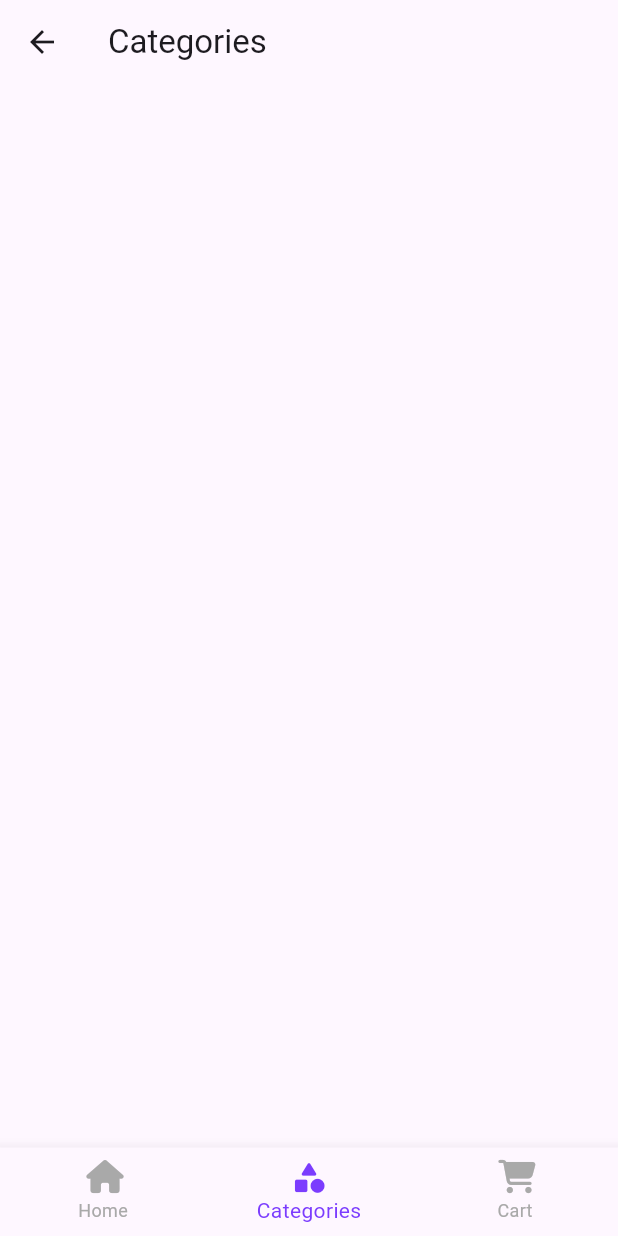
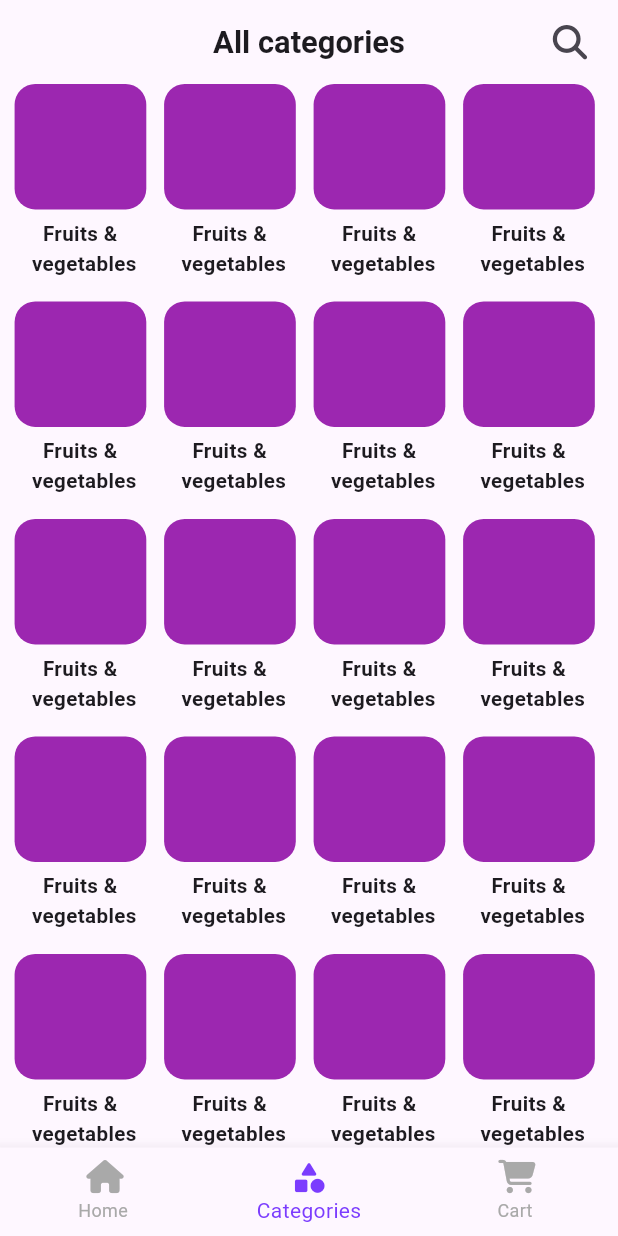
Before and after one commit to codecharan-dev/mobile-ecommerce, a Flutter app: the screen it shows after launch, item 2 of the bottom bar chosen, on a phone screen of 412 x 824 dp. Run offline on Flutter 3.47's test engine with Material 3 defaults, Android fonts, the phone set to English and light mode, and no system bars; our stand-ins replace flutter_screenutil, font_awesome_flutter.

Commit message:
all categories completed

```diff
--- a/lib/ui/features/application/widgets/bot_nav_bar_pages.dart
+++ b/lib/ui/features/application/widgets/bot_nav_bar_pages.dart
@@ -11,7 +11,7 @@ class ApplicationPageBelongings {
         return const HomePage();
 
       case 1:
-        return const CategoriesPage();
+        return  CategoriesPage();
 
       case 2:
         return const CartPage();
--- a/lib/ui/features/categories/view/categories_page.dart
+++ b/lib/ui/features/categories/view/categories_page.dart
@@ -1,4 +1,6 @@
 import 'package:flutter/material.dart';
+import 'package:flutter_screenutil/flutter_screenutil.dart';
+import 'package:font_awesome_flutter/font_awesome_flutter.dart';
 
 class CategoriesPage extends StatelessWidget {
   const CategoriesPage({Key? key}) : super(key: key);
@@ -6,10 +8,93 @@ class CategoriesPage extends StatelessWidget {
   @override
   Widget build(BuildContext context) {
     return Scaffold(
-      appBar: AppBar(
-        title: const Text('Categories'),
+        appBar: categoriesAppbar(),
+      body: Container(
+        margin: EdgeInsets.only(left: 8.w, right: 8.w),
+        child: categoriesGrids(),
       ),
-      body: Container(),
+    );
+  }
+
+  // categories grids
+
+  GridView categoriesGrids() {
+    return GridView.builder(
+        itemCount: 55,
+        gridDelegate: const SliverGridDelegateWithFixedCrossAxisCount(
+          mainAxisExtent: 140,
+          crossAxisCount: 4,
+          crossAxisSpacing: 5,
+          mainAxisSpacing: 5,
+          // childAspectRatio: 0.9,
+        ),
+        itemBuilder: (context, index) {
+          return Container(
+            height: 100,
+            margin: EdgeInsets.only(left: 0.5.w, right: 0.5.w),
+            //color: Colors.yellow,
+            child: categoriesContainer(),
+          );
+        },
+      );
+  }
+
+  // containers of categories in each grids
+
+  Widget categoriesContainer() {
+    return Container(
+      padding: EdgeInsets.only(right: 5.w),
+      height: 150,
+    // color: Colors.green,
+      child: Column(
+        crossAxisAlignment: CrossAxisAlignment.center,
+        children: [
+          Container(
+            height: 70.h,
+            width: 100.w,
+            decoration: BoxDecoration(
+              borderRadius: BorderRadius.circular(12.w),
+              color: Colors.purple,
+            ),
+          ),
+          Container(
+            margin: EdgeInsets.only(top: 5.h),
+            padding: EdgeInsets.only(left: 10.w),
+            width: 90,
+            // color: Colors.green,
+            child: Text(
+              maxLines: 2,
+              "  Fruits & vegetables",
+              style: TextStyle(fontSize: 12.sp, fontWeight: FontWeight.w700),
+            ),
+          ),
+        ],
+      ),
+    );
+  }
+
+  // app bar
+
+  AppBar categoriesAppbar() {
+    return AppBar(
+      centerTitle: true,
+      actions: [
+        Padding(
+          padding: const EdgeInsets.only(right: 8.0),
+          child: IconButton(
+            onPressed: () {},
+            icon: Icon(
+              FontAwesomeIcons.magnifyingGlass,
+              size: 20.sp,
+            ),
+          ),
+        ),
+      ],
+      automaticallyImplyLeading: false,
+      title: Text(
+        "All categories",
+        style: TextStyle(fontSize: 18.sp, fontWeight: FontWeight.w600),
+      ),
     );
   }
 }
```
Also changed, not shown: lib/ui/features/home/view/home_page.dart (+4 -18 lines), lib/ui/features/home/widgets/home_appbar.dart (deleted, +0 -134 lines), lib/ui/features/home/widgets/reusable_text.dart (deleted, +0 -20 lines), lib/ui/features/home/widgets/special_offer_for_you.dart (deleted, +0 -92 lines), lib/ui/features/home/widgets/home_searchbar.dart (deleted), pubspec.lock.
